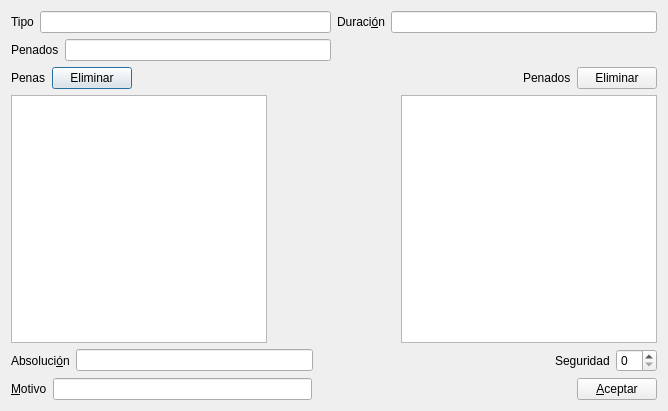
First picture: the form in gui/dlgpenaentrada.ui, repository rogorido/qtpredicadores, before the edit.
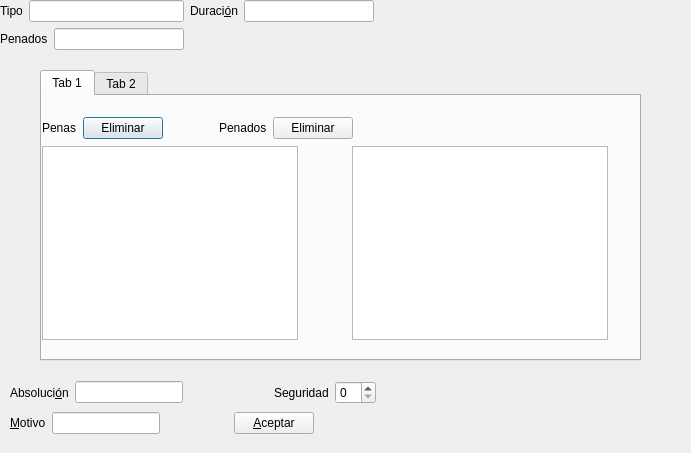
Second picture: the form after the edit. The open tabs and pages were chosen to show the change. Custom widgets are drawn as their Qt base class.

Patch:
```diff
--- a/gui/dlgpenaentrada.ui
+++ b/gui/dlgpenaentrada.ui
@@ -6,15 +6,145 @@
    <rect>
     <x>0</x>
     <y>0</y>
-    <width>668</width>
-    <height>411</height>
+    <width>691</width>
+    <height>453</height>
    </rect>
   </property>
   <property name="windowTitle">
    <string>Dialog</string>
   </property>
-  <layout class="QVBoxLayout" name="verticalLayout">
+  <widget class="QTabWidget" name="tabWidget">
+   <property name="geometry">
+    <rect>
+     <x>40</x>
+     <y>70</y>
+     <width>601</width>
+     <height>291</height>
+    </rect>
+   </property>
+   <property name="currentIndex">
+    <number>1</number>
+   </property>
+   <widget class="QWidget" name="tab">
+    <attribute name="title">
+     <string>Tab 1</string>
+    </attribute>
+    <widget class="QWidget" name="layoutWidget">
+     <property name="geometry">
+      <rect>
+       <x>0</x>
+       <y>20</y>
+       <width>311</width>
+       <height>24</height>
+      </rect>
+     </property>
+     <layout class="QHBoxLayout" name="horizontalLayout_4">
    <item>
+       <widget class="QLabel" name="label_4">
+        <property name="text">
+         <string>Penas</string>
+        </property>
+        <property name="buddy">
+         <cstring>lwTipos</cstring>
+        </property>
+       </widget>
+      </item>
+      <item>
+       <widget class="QPushButton" name="btEliminarPenas">
+        <property name="text">
+         <string>Eliminar</string>
+        </property>
+       </widget>
+      </item>
+      <item>
+       <spacer name="horizontalSpacer_3">
+        <property name="orientation">
+         <enum>Qt::Horizontal</enum>
+        </property>
+        <property name="sizeHint" stdset="0">
+         <size>
+          <width>40</width>
+          <height>20</height>
+         </size>
+        </property>
+       </spacer>
+      </item>
+      <item>
+       <widget class="QLabel" name="label_5">
+        <property name="text">
+         <string>Penados</string>
+        </property>
+        <property name="buddy">
+         <cstring>lwPenados</cstring>
+        </property>
+       </widget>
+      </item>
+      <item>
+       <widget class="QPushButton" name="btEliminarPenados">
+        <property name="text">
+         <string>Eliminar</string>
+        </property>
+       </widget>
+      </item>
+     </layout>
+    </widget>
+    <widget class="QWidget" name="layoutWidget_2">
+     <property name="geometry">
+      <rect>
+       <x>0</x>
+       <y>50</y>
+       <width>566</width>
+       <height>194</height>
+      </rect>
+     </property>
+     <layout class="QHBoxLayout" name="horizontalLayout_3">
+      <item>
+       <widget class="QListWidget" name="lwTipos"/>
+      </item>
+      <item>
+       <spacer name="horizontalSpacer_4">
+        <property name="orientation">
+         <enum>Qt::Horizontal</enum>
+        </property>
+        <property name="sizeHint" stdset="0">
+         <size>
+          <width>40</width>
+          <height>20</height>
+         </size>
+        </property>
+       </spacer>
+      </item>
+      <item>
+       <widget class="QListWidget" name="lwPenados"/>
+      </item>
+     </layout>
+    </widget>
+   </widget>
+   <widget class="QWidget" name="tab_2">
+    <attribute name="title">
+     <string>Tab 2</string>
+    </attribute>
+    <widget class="WidgetOtrasInfos" name="widget" native="true">
+     <property name="geometry">
+      <rect>
+       <x>70</x>
+       <y>50</y>
+       <width>120</width>
+       <height>80</height>
+      </rect>
+     </property>
+    </widget>
+   </widget>
+  </widget>
+  <widget class="QWidget" name="layoutWidget">
+   <property name="geometry">
+    <rect>
+     <x>0</x>
+     <y>0</y>
+     <width>374</width>
+     <height>52</height>
+    </rect>
+   </property>
     <layout class="QGridLayout" name="gridLayout">
      <item row="0" column="0">
       <widget class="QLabel" name="label">
@@ -56,82 +186,16 @@
       <widget class="QLineEdit" name="txtPenados"/>
      </item>
     </layout>
-   </item>
-   <item>
-    <layout class="QHBoxLayout" name="horizontalLayout_4">
-     <item>
-      <widget class="QLabel" name="label_4">
-       <property name="text">
-        <string>Penas</string>
-       </property>
-       <property name="buddy">
-        <cstring>lwTipos</cstring>
-       </property>
-      </widget>
-     </item>
-     <item>
-      <widget class="QPushButton" name="btEliminarPenas">
-       <property name="text">
-        <string>Eliminar</string>
-       </property>
-      </widget>
-     </item>
-     <item>
-      <spacer name="horizontalSpacer_3">
-       <property name="orientation">
-        <enum>Qt::Horizontal</enum>
-       </property>
-       <property name="sizeHint" stdset="0">
-        <size>
-         <width>40</width>
-         <height>20</height>
-        </size>
-       </property>
-      </spacer>
-     </item>
-     <item>
-      <widget class="QLabel" name="label_5">
-       <property name="text">
-        <string>Penados</string>
-       </property>
-       <property name="buddy">
-        <cstring>lwPenados</cstring>
-       </property>
-      </widget>
-     </item>
-     <item>
-      <widget class="QPushButton" name="btEliminarPenados">
-       <property name="text">
-        <string>Eliminar</string>
-       </property>
-      </widget>
-     </item>
-    </layout>
-   </item>
-   <item>
-    <layout class="QHBoxLayout" name="horizontalLayout_3">
-     <item>
-      <widget class="QListWidget" name="lwTipos"/>
-     </item>
-     <item>
-      <spacer name="horizontalSpacer_4">
-       <property name="orientation">
-        <enum>Qt::Horizontal</enum>
-       </property>
-       <property name="sizeHint" stdset="0">
-        <size>
-         <width>40</width>
-         <height>20</height>
-        </size>
-       </property>
-      </spacer>
-     </item>
-     <item>
-      <widget class="QListWidget" name="lwPenados"/>
-     </item>
-    </layout>
-   </item>
-   <item>
+  </widget>
+  <widget class="QWidget" name="layoutWidget">
+   <property name="geometry">
+    <rect>
+     <x>10</x>
+     <y>380</y>
+     <width>366</width>
+     <height>25</height>
+    </rect>
+   </property>
     <layout class="QHBoxLayout" name="horizontalLayout">
      <item>
       <widget class="QLabel" name="label_6">
@@ -173,8 +237,16 @@
       <widget class="QSpinBox" name="spSeguridad"/>
      </item>
     </layout>
-   </item>
-   <item>
+  </widget>
+  <widget class="QWidget" name="layoutWidget">
+   <property name="geometry">
+    <rect>
+     <x>10</x>
+     <y>411</y>
+     <width>304</width>
+     <height>24</height>
+    </rect>
+   </property>
     <layout class="QHBoxLayout" name="horizontalLayout_2">
      <item>
       <widget class="QLabel" name="label_7">
@@ -210,9 +282,16 @@
       </widget>
      </item>
     </layout>
-   </item>
-  </layout>
- </widget>
+  </widget>
+ </widget>
+ <customwidgets>
+  <customwidget>
+   <class>WidgetOtrasInfos</class>
+   <extends>QWidget</extends>
+   <header location="global">gui/widgetotrasinfos.h</header>
+   <container>1</container>
+  </customwidget>
+ </customwidgets>
  <tabstops>
   <tabstop>txtTipos</tabstop>
   <tabstop>txtDuracion</tabstop>
```
Left out of the diff: 4 changed lines with no effect on the pictures. Lines whose indentation alone changed are shown as unchanged.
